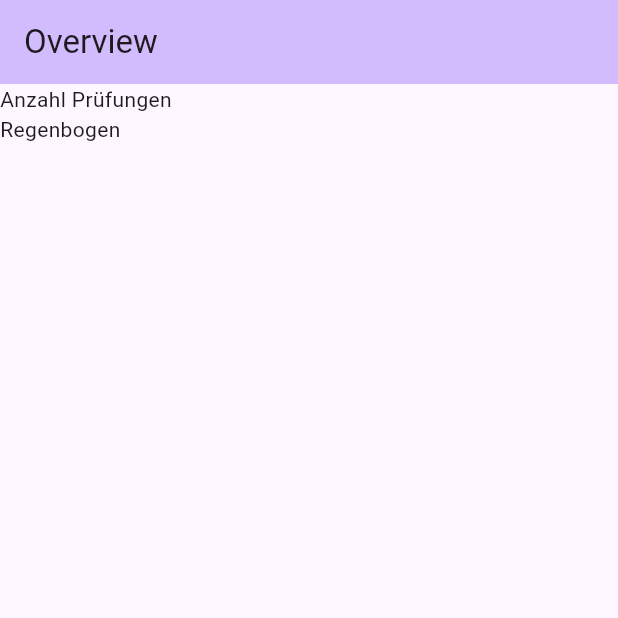
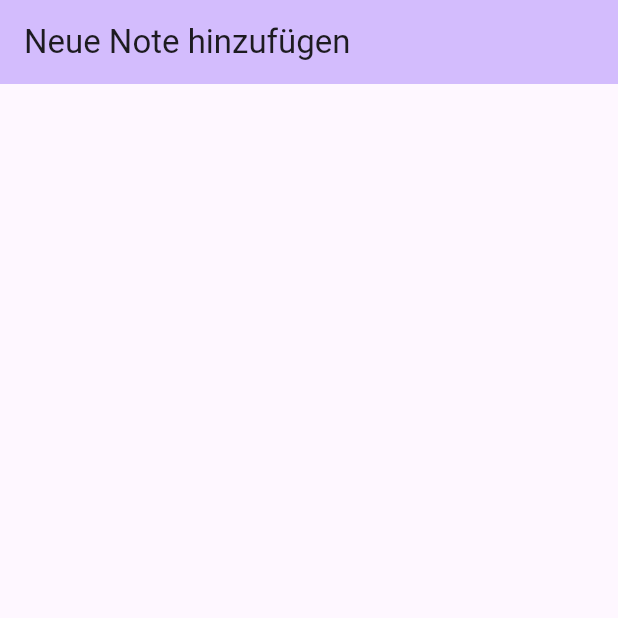
Before and after one commit to AKORA-Studios/calq_abiturnoten, a Flutter app: the AddGradeScreen screen opened directly, on a phone screen of 412 x 824 dp, the top half of it. Run offline on Flutter 3.47's test engine with Material 3 defaults, Android fonts, the light colour scheme and no system bars; our stand-ins replace sqflite; accounts and stored records are empty; statements that could not run were skipped.

Commit message:
Add new Grade screen

```diff
--- a/lib/ui/Screens/add_grade_screen.dart
+++ b/lib/ui/Screens/add_grade_screen.dart
@@ -1,4 +1,8 @@
+import 'package:calq_abiturnoten/database/Data_Subject.dart';
+import 'package:calq_abiturnoten/ui/Screens/new_grade_screen.dart';
 import 'package:flutter/material.dart';
+
+import '../../database/database.dart';
 
 class AddGradeScreen extends StatefulWidget {
   const AddGradeScreen({super.key});
@@ -8,15 +12,40 @@ class AddGradeScreen extends StatefulWidget {
 }
 
 class _AddGradeScreenState extends State<AddGradeScreen> {
+  Widget subjectEntry(Data_Subject sub) {
+    return TextButton(
+        onPressed: () {
+          Navigator.push(context,
+              MaterialPageRoute(builder: (context) => NewGradeScreen()));
+        },
+        child: Text(sub.name));
+  }
+
   @override
   Widget build(BuildContext context) {
     return Scaffold(
         appBar: AppBar(
           backgroundColor: Theme.of(context).colorScheme.inversePrimary,
-          title: Text("Overview"),
+          title: const Text("Neue Note hinzufügen"),
         ),
-        body: ListView(
-          children: [Text("Anzahl Prüfungen"), Text("Regenbogen")],
-        ));
+        body: SingleChildScrollView(
+            child: Padding(
+                padding: const EdgeInsets.all(10),
+                child: Column(
+                  children: [
+                    FutureBuilder(
+                        future: DatabaseClass.Shared.getSubjectsList(),
+                        builder: (ctx, snap) {
+                          if (snap.hasData) {
+                            return Column(
+                                children: snap.data!
+                                    .map((e) => subjectEntry(e))
+                                    .toList());
+                          } else {
+                            return const SizedBox();
+                          }
+                        }),
+                  ],
+                ))));
   }
 }
```
Also changed, not shown: lib/database/database.dart (+19 -17 lines), lib/ui/Screens/new_grade_screen.dart (added, +81 -0 lines).
